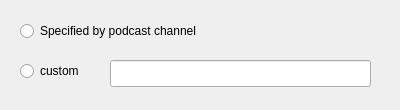
First picture: the form in src/core-impl/podcasts/sql/PodcastFilenameLayoutConfigWidget.ui, repository KDE/amarok, before the edit.
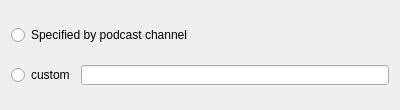
Second picture: the form after the edit.

Commit message: Fix podcast filename layout config UI a bit

What changed in the file:
```diff
--- a/src/core-impl/podcasts/sql/PodcastFilenameLayoutConfigWidget.ui
+++ b/src/core-impl/podcasts/sql/PodcastFilenameLayoutConfigWidget.ui
@@ -29,15 +29,9 @@
   <property name="windowTitle">
    <string>Podcast Filename Layout Configuration</string>
   </property>
+  <layout class="QGridLayout" name="gridLayout">
+   <item row="0" column="0" colspan="2">
   <widget class="QRadioButton" name="m_filenameLayoutDefault">
-   <property name="geometry">
-    <rect>
-     <x>20</x>
-     <y>20</y>
-     <width>231</width>
-     <height>22</height>
-    </rect>
-   </property>
    <property name="sizePolicy">
     <sizepolicy hsizetype="Preferred" vsizetype="Fixed">
      <horstretch>0</horstretch>
@@ -54,15 +48,9 @@
     <string>Specified by podcast channel</string>
    </property>
   </widget>
+   </item>
+   <item row="1" column="0">
   <widget class="QRadioButton" name="m_filenameLayoutCustom">
-   <property name="geometry">
-    <rect>
-     <x>20</x>
-     <y>60</y>
-     <width>115</width>
-     <height>22</height>
-    </rect>
-   </property>
    <property name="sizePolicy">
     <sizepolicy hsizetype="Preferred" vsizetype="Fixed">
      <horstretch>0</horstretch>
@@ -79,15 +67,9 @@
     <string>custom</string>
    </property>
   </widget>
+   </item>
+   <item row="1" column="1">
   <widget class="QLineEdit" name="m_filenameLayoutText">
-   <property name="geometry">
-    <rect>
-     <x>110</x>
-     <y>60</y>
-     <width>261</width>
-     <height>27</height>
-    </rect>
-   </property>
    <property name="sizePolicy">
     <sizepolicy hsizetype="MinimumExpanding" vsizetype="Fixed">
      <horstretch>200</horstretch>
@@ -110,6 +92,8 @@
     <string>Available fields : %artist%,%title%,%genre%,%year%,%composer%,%pubdate%,%number%,%album%</string>
    </property>
   </widget>
+   </item>
+  </layout>
  </widget>
  <resources/>
  <connections>
```
Lines whose indentation alone changed are shown as unchanged. The commit also changes 1 other file.
